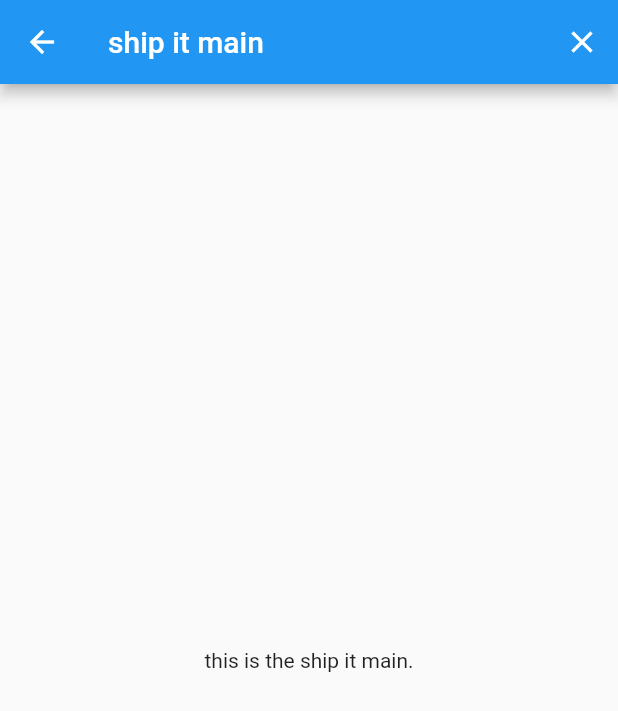
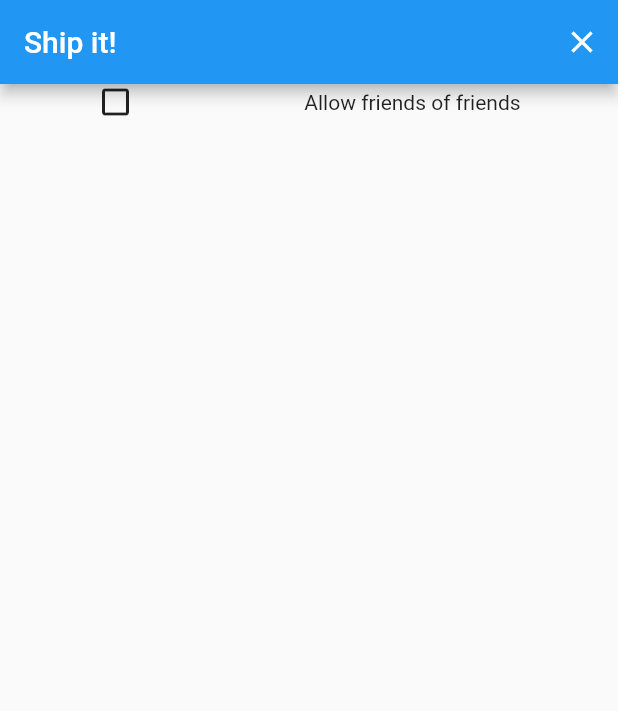
Before and after one commit to mrgnhnt96/chalk_out, a Flutter app: the ShipItScreenMain widget shown alone on an empty page, opened directly with empty values, on a phone screen of 412 x 824 dp. Shown: the top 711 px of the screen. Run offline on Flutter 3.47's test engine with Material 2 defaults, Android fonts, the phone set to English and light mode, and no system bars; our stand-ins replace bloc, flutter_bloc; missing offline and left inert: random_words.

Commit message:
added function to select and deselect check box for allow friends of friends/ readjusted layout

```diff
--- a/lib/presentation/blocs/ship_it/ship_it_bloc.dart
+++ b/lib/presentation/blocs/ship_it/ship_it_bloc.dart
@@ -9,10 +9,16 @@ part 'ship_it_state.dart';
 class ShipItBloc extends Bloc<ShipItEvent, ShipItState> {
   ShipItBloc() : super(ShipItInitial());
 
+  static bool allowFriendsOfFriends = false;
+
   @override
   Stream<ShipItState> mapEventToState(
     ShipItEvent event,
   ) async* {
-    // TODO: implement mapEventToState
+    if (event is ShipItStarted) {
+      yield ShipItToFriendsOfFriendsInitial(allowFriendsOfFriends: allowFriendsOfFriends);
+    } else if (event is ShipItToFriendsOfFriendsPressed) {
+      yield ShipItToFriendsOfFriendsInitial(allowFriendsOfFriends: event.allowFriendsOfFriends);
+    }
   }
 }
--- a/lib/presentation/blocs/ship_it/ship_it_event.dart
+++ b/lib/presentation/blocs/ship_it/ship_it_event.dart
@@ -2,3 +2,11 @@ part of 'ship_it_bloc.dart';
 
 @immutable
 abstract class ShipItEvent {}
+
+class ShipItToFriendsOfFriendsPressed extends ShipItEvent {
+  final bool allowFriendsOfFriends;
+
+  ShipItToFriendsOfFriendsPressed({@required this.allowFriendsOfFriends});
+}
+
+class ShipItStarted extends ShipItEvent {}
--- a/lib/presentation/blocs/ship_it/ship_it_state.dart
+++ b/lib/presentation/blocs/ship_it/ship_it_state.dart
@@ -4,3 +4,15 @@ part of 'ship_it_bloc.dart';
 abstract class ShipItState {}
 
 class ShipItInitial extends ShipItState {}
+
+class ShareChalkInitial extends ShipItState {
+  final bool allowFriendsOfFriends;
+
+  ShareChalkInitial({@required this.allowFriendsOfFriends});
+}
+
+class ShipItToFriendsOfFriendsInitial extends ShipItState {
+  final bool allowFriendsOfFriends;
+
+  ShipItToFriendsOfFriendsInitial({@required this.allowFriendsOfFriends});
+}
--- a/lib/presentation/screens/ship_it/ship_it_main.dart
+++ b/lib/presentation/screens/ship_it/ship_it_main.dart
@@ -1,3 +1,4 @@
+import 'package:chalk_out/presentation/screens/ship_it/ship_it_screen.dart';
 import 'package:flutter/material.dart';
 import 'package:flutter_bloc/flutter_bloc.dart';
 
@@ -6,7 +7,7 @@ import 'package:chalk_out/presentation/blocs/ship_it/ship_it_bloc.dart';
 
 class ShipItScreenMain extends StatelessWidget {
   static const routeName = '/ship_it_main';
-  static const title = 'ship it main';
+  static const title = 'Ship it!';
   final NewChalkOutBloc newChalkOutBloc;
   final String chalkItWord;
 
@@ -19,31 +20,28 @@ class ShipItScreenMain extends StatelessWidget {
   @override
   Widget build(BuildContext context) {
     return BlocProvider(
-      create: (context) => ShipItBloc(),
+      create: (context) => ShipItBloc()..add(ShipItStarted()),
       child: BlocBuilder<ShipItBloc, ShipItState>(
         builder: (context, state) {
           // ignore: close_sinks
-          final newChalkOutBloc = BlocProvider.of<NewChalkOutBloc>(context);
-          return Scaffold(
-            appBar: AppBar(
-              actions: [
-                IconButton(
-                  icon: Icon(Icons.close),
-                  onPressed: () {
-                    newChalkOutBloc.add(
-                      CloseShipItPressed(chalkItWord: chalkItWord),
-                    );
-                  },
-                ),
-              ],
-              title: Text(title),
-            ),
-            body: Center(
-              child: Text(
-                'this is the ship it main.',
-              ),
-            ),
-          );
+          final shipItBloc = BlocProvider.of<ShipItBloc>(context);
+          if (state is ShipItToFriendsOfFriendsInitial) {
+            return ShipItScreen(
+              allowFriendsOfFriends: state.allowFriendsOfFriends,
+              newChalkOutBloc: newChalkOutBloc,
+              shipItBloc: shipItBloc,
+              chalkItWord: chalkItWord,
+              title: title,
+            );
+          } else {
+            return ShipItScreen(
+              newChalkOutBloc: newChalkOutBloc,
+              chalkItWord: '',
+              allowFriendsOfFriends: false,
+              shipItBloc: shipItBloc,
+              title: title,
+            );
+          }
         },
       ),
     );
--- /dev/null
+++ b/lib/presentation/screens/ship_it/ship_it_screen.dart
@@ -0,0 +1,61 @@
+import 'package:flutter/material.dart';
+
+import 'package:chalk_out/presentation/blocs/new_chalk_out/new_chalk_out_bloc.dart';
+import 'package:chalk_out/presentation/blocs/ship_it/ship_it_bloc.dart';
+
+class ShipItScreen extends StatelessWidget {
+  const ShipItScreen({
+    Key key,
+    @required this.newChalkOutBloc,
+    @required this.shipItBloc,
+    @required this.chalkItWord,
+    @required this.title,
+    @required this.allowFriendsOfFriends,
+  }) : super(key: key);
+
+  final NewChalkOutBloc newChalkOutBloc;
+  final ShipItBloc shipItBloc;
+  final String chalkItWord;
+  final String title;
+  final bool allowFriendsOfFriends;
+
+  @override
+  Widget build(BuildContext context) {
+    return Scaffold(
+      appBar: AppBar(
+        actions: [
+          IconButton(
+            icon: Icon(Icons.close),
+            onPressed: () {
+              newChalkOutBloc.add(
+                CloseShipItPressed(chalkItWord: chalkItWord),
+              );
+            },
+          ),
+        ],
+        title: Text(title),
+      ),
+      body: Container(
+        padding: const EdgeInsets.symmetric(horizontal: 8),
+        child: Column(
+          children: [
+            GestureDetector(
+              onTap: () {
+                shipItBloc.add(ShipItToFriendsOfFriendsPressed(allowFriendsOfFriends: !allowFriendsOfFriends));
+              },
+              child: Container(
+                child: Row(
+                  mainAxisAlignment: MainAxisAlignment.spaceAround,
+                  children: [
+                    Icon(!allowFriendsOfFriends ? Icons.check_box_outline_blank : Icons.check_box),
+                    Text('Allow friends of friends'),
+                  ],
+                ),
+              ),
+            ),
+          ],
+        ),
+      ),
+    );
+  }
+}
```
